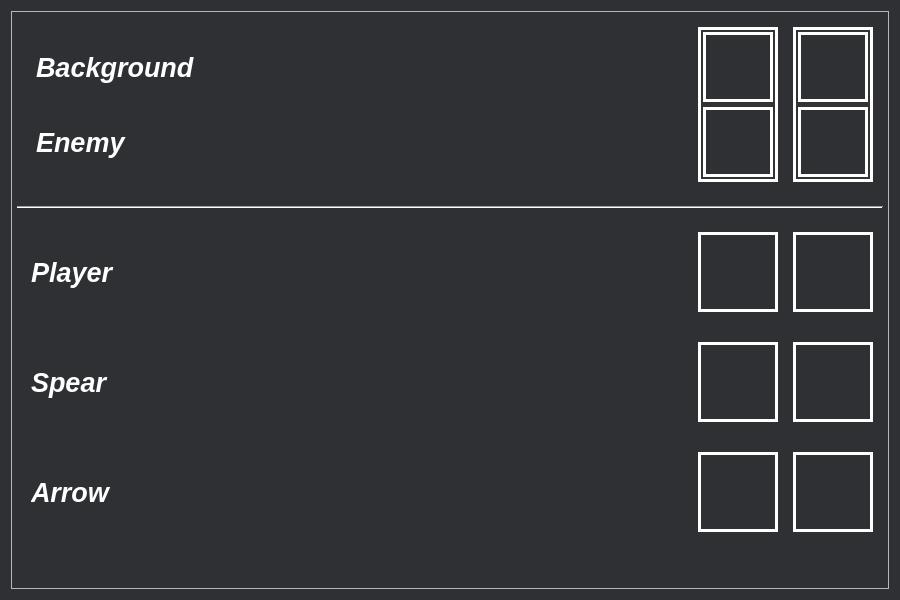
This is skinselect.ui in MrSupremacy/cxsjsx_very_QuTe as Qt 5 draws it before an edit. The edited form follows.
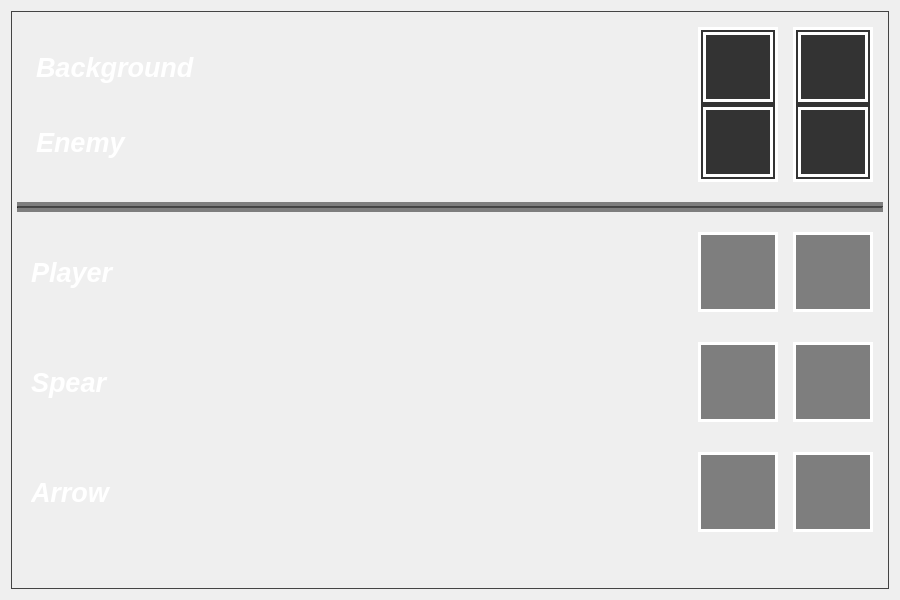
This is the edited form. Icons and pictures are not drawn.

Commit message: Beta 1.4: 完善皮肤选择界面 UI. UI 结束

```diff
--- a/skinselect.ui
+++ b/skinselect.ui
@@ -15,18 +15,21 @@
   </property>
   <property name="styleSheet">
    <string notr="true">QWidget{
-background-color: rgb(46, 48, 52);
+	border-image: url(:/ImageResources/skinBG.png);
+
 }
 QFrame{
-background-color: none;
-}</string>
+	background-color: rgba(13, 13, 13, 128);
+}
+QLabel{
+	background-color: none;
+
+}
+</string>
   </property>
   <layout class="QVBoxLayout" name="verticalLayout_5">
    <item>
     <widget class="QScrollArea" name="scrollArea">
-     <property name="styleSheet">
-      <string notr="true"/>
-     </property>
      <property name="widgetResizable">
       <bool>true</bool>
      </property>
@@ -35,8 +38,8 @@
        <rect>
         <x>0</x>
         <y>0</y>
-        <width>880</width>
-        <height>580</height>
+        <width>882</width>
+        <height>582</height>
        </rect>
       </property>
       <layout class="QVBoxLayout" name="verticalLayout_4">
```
The commit also changes 4 other files.
